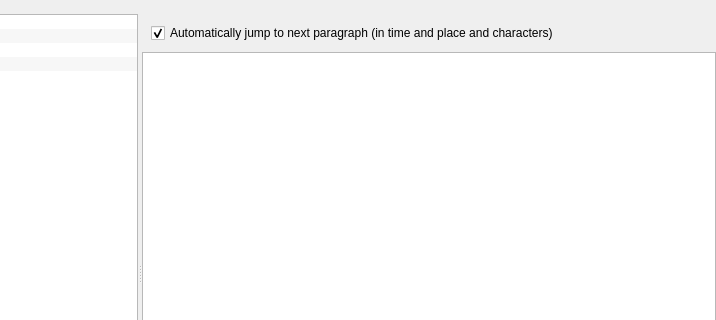
First picture: the form in src/bin/Scenarist/UserInterfaceLayer/Settings/SettingsView.ui, repository dimkanovikov/KITScenarist, before the edit; both pictures show x 162 to 878 and y 0 to 320 of the 878 by 546 pixel window.
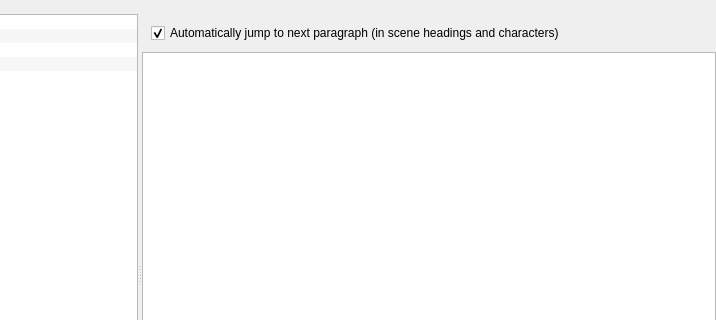
Second picture: the form after the edit. The open tabs and pages were chosen to show the change. Icons and pictures are not drawn. Custom widgets are drawn as their Qt base class.

Commit message: Rename "Time and Place" to "Scene Heading"

What changed in the file:
```diff
--- a/src/bin/Scenarist/UserInterfaceLayer/Settings/SettingsView.ui
+++ b/src/bin/Scenarist/UserInterfaceLayer/Settings/SettingsView.ui
@@ -1308,7 +1308,7 @@
                  <item>
                   <widget class="QCheckBox" name="autoJumpToNextBlock">
                    <property name="text">
-                    <string>Automatically jump to next paragraph (in time and place and characters)</string>
+                    <string>Automatically jump to next paragraph (in scene headings and characters)</string>
                    </property>
                    <property name="checked">
                     <bool>true</bool>
```
Left out of the diff: 14 changed lines with no effect on the pictures. The commit also changes 48 other files.
